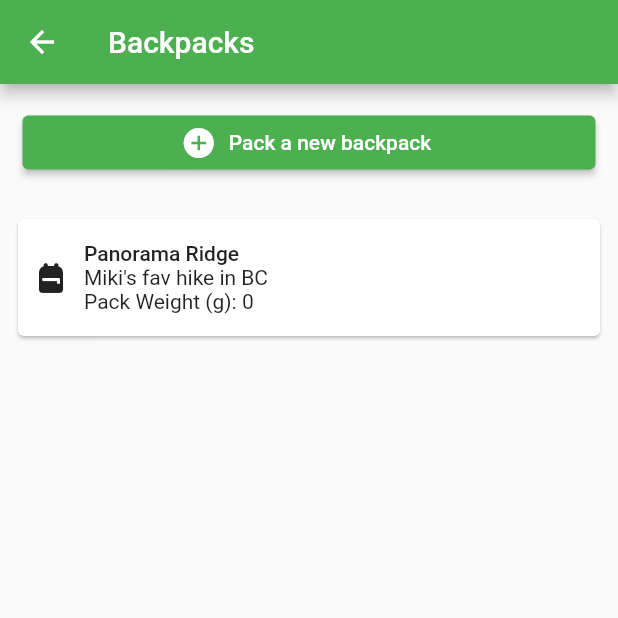
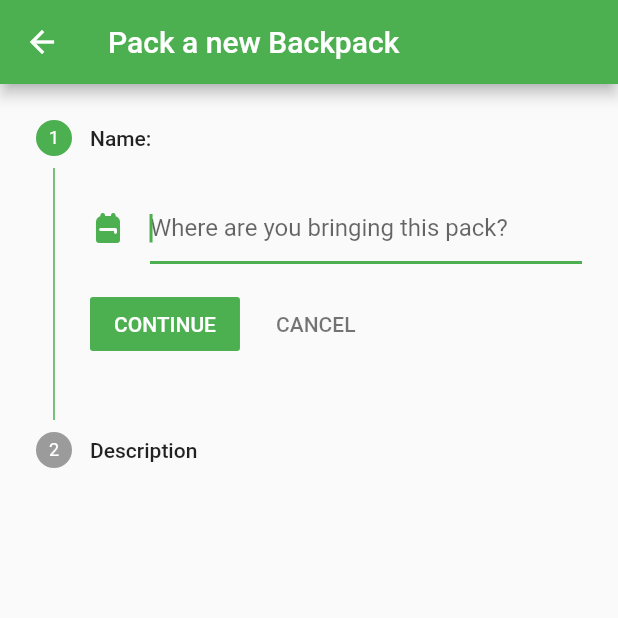
Before and after one commit to me-louie/ultrapack_mobile, a Flutter app: the Backpacks screen opened by its route, after a tap on "Pack a new backpack", on a phone screen of 412 x 824 dp, the top half of it. Run offline on Flutter 3.47's test engine with Material 2 defaults, Android fonts, the phone set to English and light mode, and no system bars; our stand-ins replace sqflite; accounts and stored records are empty.

Commit message:
add stepper for creating new backpack

```diff
--- a/lib/main.dart
+++ b/lib/main.dart
@@ -4,6 +4,7 @@ import 'package:provider/provider.dart';
 import 'package:ultrapack_mobile/models/InventorySelections.dart';
 import 'package:ultrapack_mobile/screens/Backpacks.dart';
 import 'package:ultrapack_mobile/screens/Inventory.dart';
+import 'package:ultrapack_mobile/screens/NewBackpack.dart';
 import 'models/Backpack.dart';
 import 'services/backpacks_db.dart';
 import 'services/items_db.dart';
@@ -19,9 +20,9 @@ void main() async {
   //     description: 'Our fav snowshoeing destination',
   //     weight: 0);
   // BackpacksDB.insert(Backpack.table, elfin);
-  Backpack pano = Backpack(
-      name: 'Panorama Ridge', description: 'Miki\'s fav hike in BC', weight: 0);
-  BackpacksDB.insert(Backpack.table, pano);
+  // Backpack pano = Backpack(
+  //     name: 'Panorama Ridge', description: 'Miki\'s fav hike in BC', weight: 0);
+  // BackpacksDB.insert(Backpack.table, pano);
   runApp(UltrapackApp());
 }
 
@@ -43,7 +44,8 @@ class UltrapackApp extends StatelessWidget {
           home: HomePage(title: 'ultrapack'),
           routes: {
             '/inventory': (context) => Inventory(),
-            '/backpacks': (context) => Backpacks()
+            '/backpacks': (context) => Backpacks(),
+            '/newbackpack': (context) => NewBackpack()
           }),
     );
   }
--- a/lib/screens/Backpacks.dart
+++ b/lib/screens/Backpacks.dart
@@ -34,6 +34,7 @@ class _BackpacksState extends State<Backpacks> {
           child: ElevatedButton.icon(
             onPressed: () {
               print('new bp');
+              Navigator.pushNamed(context, '/newbackpack');
             },
             icon: Icon(Icons.add_circle),
             label: Text('Pack a new backpack'),
--- /dev/null
+++ b/lib/screens/NewBackpack.dart
@@ -0,0 +1,113 @@
+import 'package:flutter/material.dart';
+import 'package:ultrapack_mobile/models/Backpack.dart';
+import 'package:ultrapack_mobile/models/Model.dart';
+import 'package:ultrapack_mobile/services/backpacks_db.dart';
+
+class NewBackpack extends StatefulWidget {
+  @override
+  _NewBackpackState createState() => _NewBackpackState();
+}
+
+class _NewBackpackState extends State<NewBackpack> {
+  int _index = 0;
+  final _nameController = TextEditingController();
+  final _descriptionController = TextEditingController();
+  final FocusNode _focusNode = FocusNode();
+  List<GlobalKey<FormState>> formKeys = [
+    GlobalKey<FormState>(),
+    GlobalKey<FormState>()
+  ];
+
+  @override
+  Widget build(BuildContext context) {
+    _focusNode.requestFocus();
+    return Scaffold(
+        appBar: AppBar(title: Text('Pack a new Backpack')),
+        body: Container(
+            child: Stepper(
+          currentStep: _index,
+          onStepCancel: () {
+            if (_index <= 0) {
+              Navigator.pop(context);
+              return;
+            }
+            setState(() {
+              _index--;
+            });
+          },
+          onStepContinue: () {
+            if (formKeys[_index].currentState!.validate()) {
+              if (_index >= 1) {
+                print('last');
+                print(_nameController.text);
+                print(_descriptionController.text);
+                Model backpack = new Backpack(
+                    name: _nameController.text,
+                    description: _descriptionController.text,
+                    weight: 0);
+                BackpacksDB.insert(Backpack.table, backpack);
+                Navigator.pop(context);
+                return;
+              }
+              setState(() {
+                _index++;
+              });
+            }
+          },
+          onStepTapped: (index) {
+            if (index < _index) {
+              setState(() {
+                _index = index;
+              });
+            }
+            if (formKeys[_index].currentState!.validate()) {
+              setState(() {
+                _index = index;
+              });
+            }
+          },
+          steps: [
+            Step(
+                title: Text('Name:'),
+                isActive: _index >= 0,
+                content: Form(
+                  key: formKeys[0],
+                  child: Container(
+                      alignment: Alignment.centerLeft,
+                      child: TextFormField(
+                          controller: _nameController,
+                          validator: (String? value) {
+                            if (value == null || value.isEmpty) {
+                              return 'Please enter a name';
+                            }
+                          },
+                          decoration: const InputDecoration(
+                            icon: Icon(Icons.backpack_rounded),
+                            hintText: 'Where are you bringing this pack?',
+                          ),
+                          focusNode: _focusNode)),
+                )),
+            Step(
+                title: Text('Description'),
+                isActive: _index >= 1,
+                content: Form(
+                  key: formKeys[1],
+                  child: Container(
+                      alignment: Alignment.centerLeft,
+                      child: TextFormField(
+                        controller: _descriptionController,
+                        validator: (String? value) {
+                          if (value == null || value.isEmpty) {
+                            return 'Please enter a description';
+                          }
+                        },
+                        decoration: const InputDecoration(
+                          icon: Icon(Icons.edit),
+                          hintText: 'Provide a short description.',
+                        ),
+                      )),
+                )),
+          ],
+        )));
+  }
+}
```
